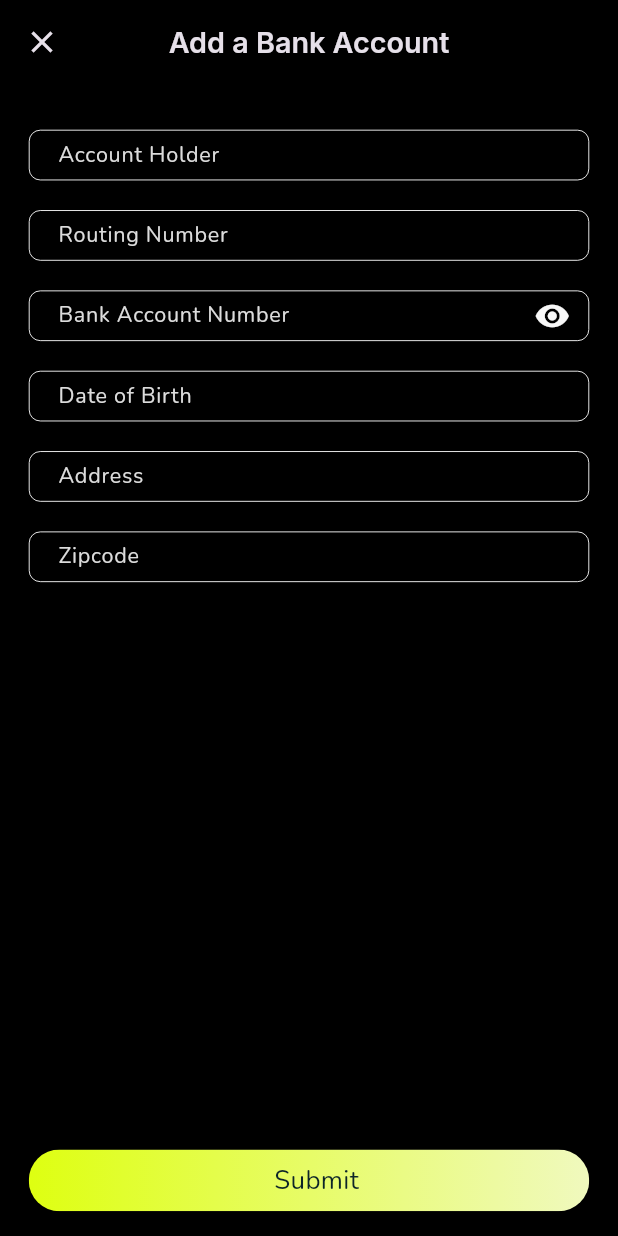
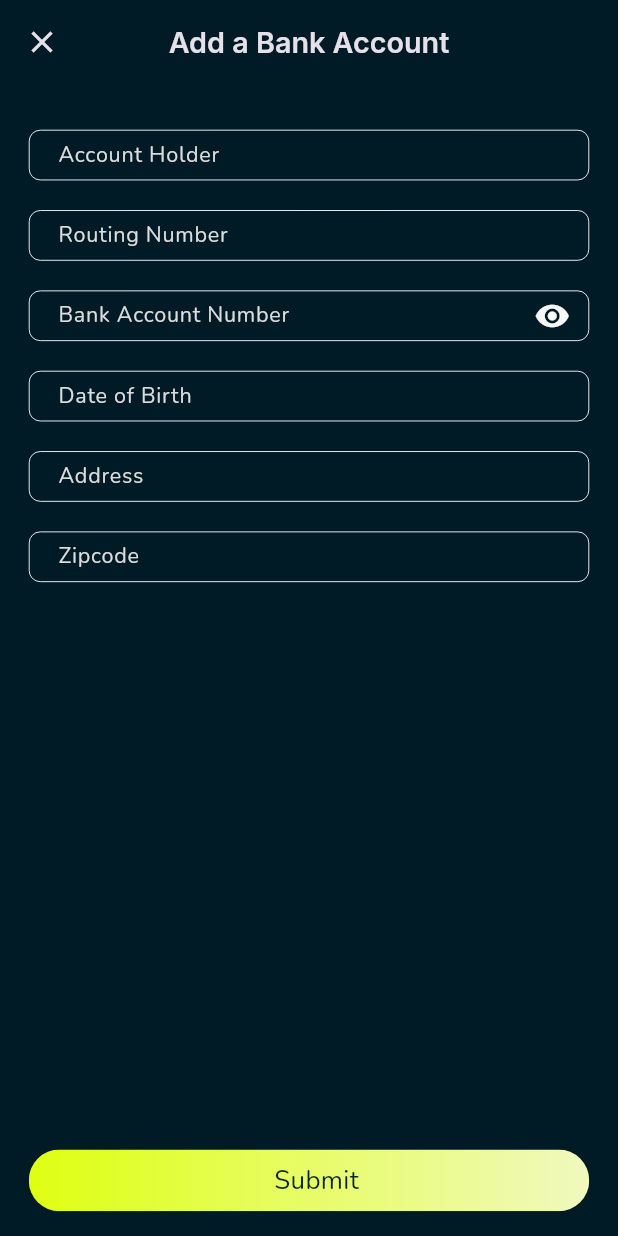
Before and after one commit to SMTech24-official/Rydleap-mobile-app, a Flutter app: the AddAccountScreen screen opened directly, on a phone screen of 412 x 824 dp. Run offline on Flutter 3.47's test engine with Material 3 defaults, Android fonts, the phone set to English and light mode, and no system bars; our stand-ins replace flutter_otp_text_field, flutter_sizer, get, google_fonts, google_maps_flutter, image_picker and 5 more; accounts and stored records are empty; project files that could hold a hidden picture were left out.

Commit message:
merge repair

```diff
--- a/lib/core/app_icons.dart
+++ b/lib/core/app_icons.dart
@@ -1,8 +1,40 @@
 class AppIcons {
   static const String googleIcon = "assets/icons/google.png";
-  static const String facebookIcon = "assets/icons/facebook.png";
+  static const String facebookIcon = "assets/icons/facebook_icon.png";
   static const String appleIcon = "assets/icons/apple.png";
   static const String captcha = "assets/icons/captcha.png";
   static const String checkFill = "assets/icons/check_circle.png";
   static const String checkOutline = "assets/icons/check_outline.png";
+  static const String checkGrey = "assets/icons/check_grey.png";
+  static const String checkWhite = "assets/icons/check_white.png";
+  static const String contact = "assets/icons/contact.png";
+  static const String history = "assets/icons/history.png";
+  static const String key = "assets/icons/key.png";
+  static const String language = "assets/icons/language.png";
+  static const String payment = "assets/icons/payment.png";
+  static const String promotion = "assets/icons/promotion.png";
+  static const String report = "assets/icons/report.png";
+  static const String reportWhite = "assets/icons/report_white.png";
+  static const String settings = "assets/icons/settings.png";
+  static const String editProfile = "assets/icons/edit.png";
+  static const String edit = "assets/icons/edit_icon.png";
+  static const String search = "assets/icons/search.png";
+  static const String arrowUp = "assets/icons/arrow_up.png";
+  static const String arrowDown = "assets/icons/arrow_down.png";
+  static const String phone = "assets/icons/phone.png";
+  static const String send = "assets/icons/send.png";
+  static const String carIcon = "assets/icons/car_icon.png";
+  static const String note = "assets/icons/note.png";
+  static const String paymentIcon = "assets/icons/payment_icon.png";
+  static const String notification = "assets/icons/notification.png";
+  static const String error = "assets/icons/error.png";
+  static const String errorWhiteOutline = "assets/icons/error_white_outline.png";
+  static const String watch = "assets/icons/watch.png";
+  static const String upload = "assets/icons/upload.png";
+  static const String message = "assets/icons/message.png";
+  static const String gmail = "assets/icons/gmail.png";
+  static const String whatsup = "assets/icons/whats.png";
+  static const String facebook = "assets/icons/facebook.png";
+  static const String messanger = "assets/icons/messanger.png";
+  static const String instagram = "assets/icons/insta.png";
 }
--- a/lib/core/utility/app_colors.dart
+++ b/lib/core/utility/app_colors.dart
@@ -61,4 +61,5 @@ class AppColors {
   static const Color tabBorderColor = Color(0xff1A1A1A);
   static const Color paymentIconBorderColor = Color(0xff666666);
   static const Color languageBorderColor = Color(0xff3F3F3F);
+  static const Color appbarColor = Color(0xff001B26);
 }
--- a/lib/feature/auth/presentaion/screens/loading_animation.dart
+++ b/lib/feature/auth/presentaion/screens/loading_animation.dart
@@ -1,6 +1,7 @@
 import 'package:flutter/material.dart';
 import 'package:flutter_sizer/flutter_sizer.dart';
 import 'package:loading_animation_widget/loading_animation_widget.dart';
+
 import 'package:rydleap/core/app_imagese.dart';
 import 'package:rydleap/core/app_sizes.dart';
 import 'package:rydleap/feature/auth/controller/auth_controller.dart';
--- a/lib/feature/profile/screen/profile_screen.dart
+++ b/lib/feature/profile/screen/profile_screen.dart
@@ -6,6 +6,7 @@ import 'package:get/get.dart';
 import 'package:google_fonts/google_fonts.dart';
 import 'package:image_picker/image_picker.dart';
 import 'package:permission_handler/permission_handler.dart';
+
 import 'package:rydleap/core/app_icons.dart';
 import 'package:rydleap/core/app_imagese.dart';
 import 'package:rydleap/core/app_sizes.dart';
--- a/lib/feature/profile/screen/profile_settings.dart
+++ b/lib/feature/profile/screen/profile_settings.dart
@@ -5,6 +5,7 @@ import 'package:flutter_sizer/flutter_sizer.dart';
 import 'package:google_fonts/google_fonts.dart';
 import 'package:image_picker/image_picker.dart';
 import 'package:permission_handler/permission_handler.dart';
+
 import 'package:rydleap/core/app_icons.dart';
 import 'package:rydleap/core/app_imagese.dart';
 import 'package:rydleap/core/app_sizes.dart';
--- a/lib/feature/trip_summery/trip_summery_screen.dart
+++ b/lib/feature/trip_summery/trip_summery_screen.dart
@@ -1,7 +1,7 @@
 import 'package:flutter/material.dart';
 import 'package:flutter_sizer/flutter_sizer.dart';
-import 'package:get/get_core/get_core.dart';
-import 'package:get/get_navigation/get_navigation.dart';
+import 'package:get/get.dart';
+
 import 'package:google_fonts/google_fonts.dart';
 import 'package:rydleap/core/app_sizes.dart';
 import 'package:rydleap/core/global_widgets/custom_blur_button.dart';
--- a/pubspec.yaml
+++ b/pubspec.yaml
@@ -40,7 +40,7 @@ dependencies:
   geolocator: ^10.0.0
   flutter_sizer: ^1.0.5
   http: ^1.2.2
-#  get: ^4.6.6
+  get: ^4.6.6
   shared_preferences: ^2.3.2
   google_fonts: ^6.2.1
   google_maps_flutter: ^2.4.0
@@ -48,6 +48,10 @@ dependencies:
   intl: ^0.19.0
   intl_phone_field: ^3.2.0
   flutter_otp_text_field: ^1.2.0
+  image_picker: ^1.1.2
+  path_provider: ^2.1.4
+  permission_handler: ^11.3.1
+  loading_animation_widget: ^1.2.1
 
 dev_dependencies:
   flutter_test:
```
Also changed, not shown: lib/core/app_imagese.dart (+14 -0 lines), lib/core/global_widgets/custom_blur_button.dart (+7 -7 lines), pubspec.lock, 5 other files.
